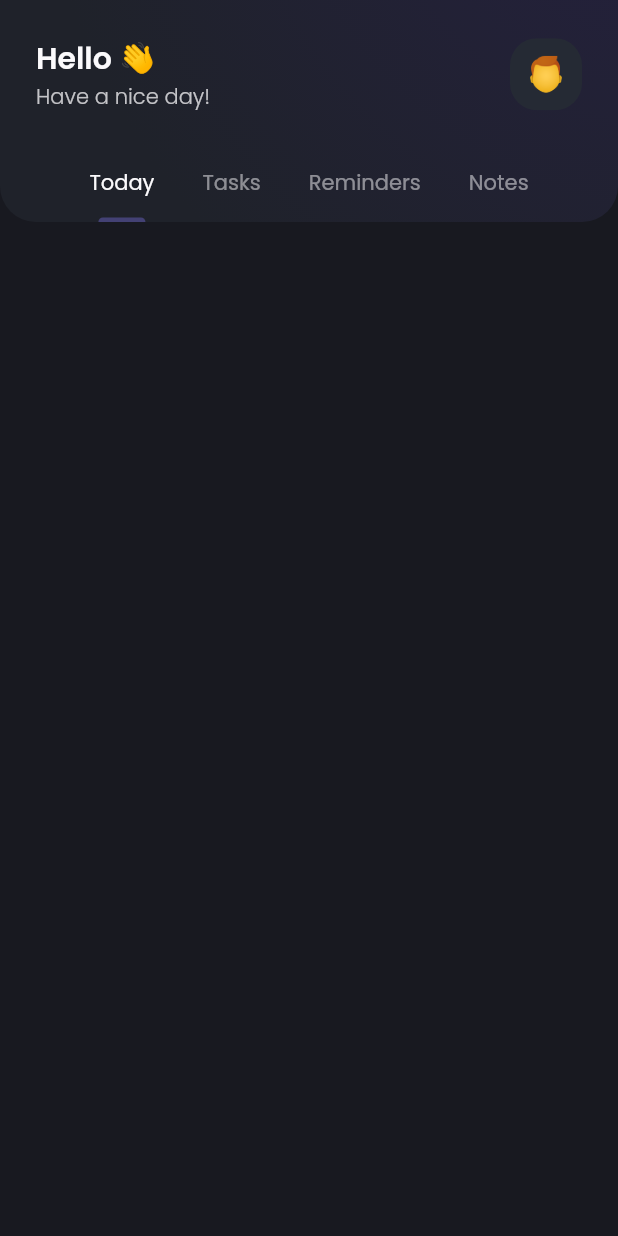
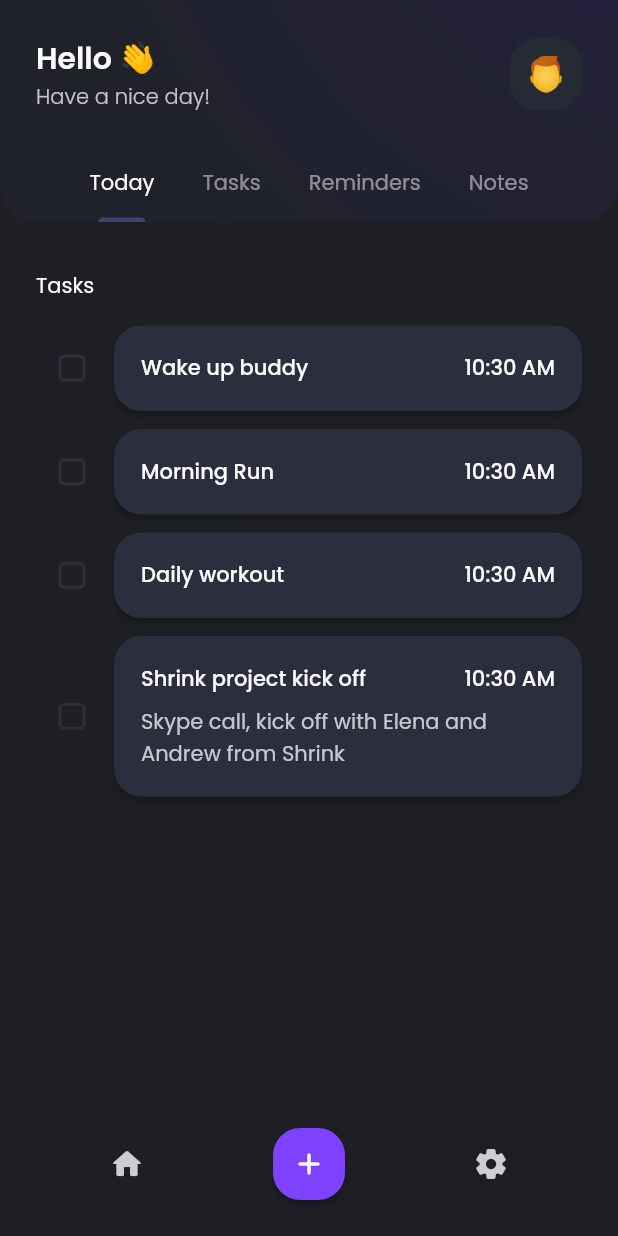
Before and after one commit to federicodesia/task_manager, a Flutter app: the screen it shows after launch, on a phone screen of 412 x 824 dp. Run offline on Flutter 3.47's test engine with Material 2 defaults, Android fonts, the phone set to English and light mode, and no system bars; statements that could not run were skipped.

Commit message:
Headers, Lists and TaskItems

```diff
--- /dev/null
+++ b/lib/components/list_header.dart
@@ -0,0 +1,24 @@
+import 'package:flutter/material.dart';
+import 'package:task_manager/constants.dart';
+
+class ListHeader extends StatelessWidget{
+
+  final String text;
+  ListHeader(this.text);
+
+  @override
+  Widget build(BuildContext context) {
+    return Padding(
+      padding: EdgeInsets.symmetric(vertical: 16.0),
+      child: Text(
+        text,
+        style: TextStyle(
+          fontSize: 14.0,
+          fontFamily: cDefaultFont,
+          fontWeight: FontWeight.w400,
+          color: cTextColor
+        ),
+      ),
+    );
+  }
+}
--- /dev/null
+++ b/lib/components/task_list_item.dart
@@ -0,0 +1,99 @@
+import 'package:flutter/material.dart';
+import 'package:task_manager/constants.dart';
+import 'package:task_manager/models/task.dart';
+import 'package:intl/intl.dart';
+
+class TaskListItem extends StatefulWidget{
+
+  final Task task;
+  TaskListItem(this.task);
+
+  @override
+  _TaskListItemState createState() => _TaskListItemState();
+}
+
+class _TaskListItemState extends State<TaskListItem>{
+
+  late bool _completed = widget.task.completed;
+
+  @override
+  Widget build(BuildContext context) {
+    return Row(
+      children: [
+        Theme(
+          data: ThemeData(
+            checkboxTheme: CheckboxThemeData(
+              shape: RoundedRectangleBorder(
+                borderRadius: BorderRadius.circular(4.0),
+              ),
+            ),
+            unselectedWidgetColor: Color(0xFF2C2F39)
+          ),
+          child: Checkbox(
+            value: _completed,
+            //fillColor: MaterialStateColor.resolveWith((states) => Color(0xFF7E41FF)),
+            onChanged: (bool? value) {
+              setState(() {
+                _completed = !_completed;
+              });
+            }
+          ),
+        ),
+
+        SizedBox(width: 4.0),
+
+        Expanded(
+          child: ElevatedButton(
+            onPressed: () {},
+            style: ElevatedButton.styleFrom(
+              primary: Color(0xFF2A2E3D),
+              padding: EdgeInsets.all(18.0),
+              shape: RoundedRectangleBorder(
+                borderRadius: BorderRadius.circular(18.0),
+              ),
+            ),
+            child: Column(
+              crossAxisAlignment: CrossAxisAlignment.start,
+              children: [
+                Row(
+                  crossAxisAlignment: CrossAxisAlignment.start,
+                  children: [
+                    Expanded(
+                      child: Text(
+                        widget.task.title,
+                        overflow: TextOverflow.ellipsis,
+                        maxLines: 2,
+                        style: cItemTitleStyle
+                      ),
+                    ),
+
+                    SizedBox(width: 12.0),
+
+                    Text(
+                      DateFormat('kk:mm a').format(widget.task.dateTime),
+                      style: cItemTitleStyle
+                    )
+                  ],
+                ),
+
+                // Description
+                Visibility(
+                  visible: widget.task.description != "",
+                  child: Padding(
+                    padding: EdgeInsets.only(top: 8.0),
+                    child: Text(
+                      widget.task.description,
+                      overflow: TextOverflow.ellipsis,
+                      maxLines: 3,
+                      style: cItemDescriptionStyle
+                    ),
+                  ),
+                ),
+              ],
+            ),
+          ),
+        )
+      ],
+    );
+  }
+}
--- a/lib/constants.dart
+++ b/lib/constants.dart
@@ -1,7 +1,7 @@
 import 'package:flutter/material.dart';
 
 const double cPadding = 24.0;
-Color cBackgroundColor = Color(0xFF181920);
+Color cBackgroundColor = Color(0xFF1E1F25);
 
 String cDefaultFont = "Poppins";
 Color cTextColor = Color(0xFFFBFAFC);
@@ -39,3 +39,19 @@ TextStyle cTabLabelStyle = TextStyle(
     fontFamily: cDefaultFont,
     fontWeight: FontWeight.w400,
 );
+
+// Items
+
+TextStyle cItemTitleStyle = TextStyle(
+  fontSize: 14.0,
+  fontFamily: cDefaultFont,
+  fontWeight: FontWeight.w500,
+  color: cTextColor
+);
+
+TextStyle cItemDescriptionStyle = TextStyle(
+  fontSize: 14.0,
+  fontFamily: cDefaultFont,
+  fontWeight: FontWeight.w400,
+  color: cTextColor.withOpacity(0.75)
+);
--- a/lib/main.dart
+++ b/lib/main.dart
@@ -2,6 +2,7 @@ import 'package:flutter/material.dart';
 import 'package:task_manager/models/tab.dart';
 import 'components/tab_indicator.dart';
 import 'constants.dart';
+import 'tabs/today_tab.dart';
 
 void main() {
   Paint.enableDithering = true;
@@ -25,7 +26,15 @@ class MyHomePage extends StatefulWidget {
 
 class _MyHomePageState extends State<MyHomePage> with TickerProviderStateMixin{
 
+  // Tabs
   late TabController tabController;
+
+  final List<MyTab> tabList = <MyTab>[
+    MyTab("Today", TodayTab()),
+    MyTab("Tasks", Container()),
+    MyTab("Reminders", Container()),
+    MyTab("Notes", Container()),
+  ];
 
   @override
   void initState() {
@@ -133,9 +142,55 @@ class _MyHomePageState extends State<MyHomePage> with TickerProviderStateMixin{
                 return tabList[index].content;
               })
             ),
+          ),
+
+          Container(
+            padding: EdgeInsets.all(24.0),
+            decoration: BoxDecoration(
+              //color: Color(0xFF202128),
+              borderRadius: BorderRadius.only(
+                topLeft: Radius.circular(24.0),
+                topRight: Radius.circular(24.0),
+              )
+            ),
+            child: Row(
+              mainAxisAlignment: MainAxisAlignment.spaceAround,
+              children: [
+                IconButton(
+                  icon: Icon(Icons.home_rounded),
+                  color: Color(0xFFCCCED2),
+                  onPressed: () {},
+                ),
+
+                // Add button
+                Container(
+                  constraints: BoxConstraints.tightFor(width: 48.0, height: 48),
+                  child: ElevatedButton(
+                    onPressed: () {},
+                    child: Icon(
+                      Icons.add_rounded,
+                      color: Colors.white,
+                    ),
+                    style: ElevatedButton.styleFrom(
+                      primary: Color(0xFF7E41FF),
+                      padding: EdgeInsets.all(10.0),
+                      shape: RoundedRectangleBorder(
+                        borderRadius: BorderRadius.circular(18.0),
+                      ),
+                    ),
+                  ),
+                ),
+
+                IconButton(
+                  icon: Icon(Icons.settings_rounded),
+                  color: Color(0xFFCCCED2),
+                  onPressed: () {},
+                )
+              ],
+            ),
           )
         ],
-      )
+      ),
     );
   }
 }
--- a/lib/models/tab.dart
+++ b/lib/models/tab.dart
@@ -6,10 +6,3 @@ class MyTab{
 
   MyTab(this.text, this.content);
 }
-
-final List<MyTab> tabList = <MyTab>[
-  MyTab("Today", Container()),
-  MyTab("Tasks", Container()),
-  MyTab("Reminders", Container()),
-  MyTab("Notes", Container()),
-];
--- /dev/null
+++ b/lib/models/task.dart
@@ -0,0 +1,15 @@
+import 'package:flutter/material.dart';
+
+class Task{
+  final String title;
+  final String description;
+  final DateTime dateTime;
+  final bool completed;
+
+  Task(
+    this.title,
+    this.description,
+    this.dateTime,
+    { this.completed = false }
+  );
+}
--- /dev/null
+++ b/lib/tabs/today_tab.dart
@@ -0,0 +1,80 @@
+import 'package:flutter/material.dart';
+import 'package:task_manager/components/list_header.dart';
+import 'package:task_manager/components/task_list_item.dart';
+import 'package:task_manager/constants.dart';
+import 'package:task_manager/models/task.dart';
+
+class TodayTab extends StatefulWidget{
+
+  @override
+  _TodayTabState createState() => _TodayTabState();
+}
+
+class _TodayTabState extends State<TodayTab>{
+  final List<Task> taskList = <Task>[
+    Task("Wake up buddy", "", DateTime.now()),
+    Task("Morning Run", "", DateTime.now()),
+    Task("Daily workout", "", DateTime.now()),
+    Task(
+      "Shrink project kick off",
+      "Skype call, kick off with Elena and Andrew from Shrink",
+      DateTime.now()
+    ),
+    Task(
+      "Hangouts Sushi",
+      "Lauch with Julia, fight this quarantine with humor",
+      DateTime.now(),
+      completed: true
+    ),
+  ];
+
+  List<Widget> widgetList = [];
+
+  bool isToday(DateTime dateTime){
+    return DateTime.now().difference(dateTime).inDays == 0;
+  }
+
+  @override
+  void initState() {
+
+    List<Task> tasks = taskList.where((task) => !task.completed && isToday(task.dateTime)).toList();
+    if(tasks.length > 0){
+      widgetList.add(ListHeader("Tasks"));
+
+      final GlobalKey<AnimatedListState> _listKey = GlobalKey<AnimatedListState>();
+      widgetList.add(
+        AnimatedList(
+          key: _listKey,
+          shrinkWrap: true,
+          physics: NeverScrollableScrollPhysics(),
+          initialItemCount: tasks.length,
+          itemBuilder: (context, index, animation){
+            return Padding(
+              padding: EdgeInsets.only(bottom: 12.0),
+              child: TaskListItem(tasks[index]),
+            );
+          },
+        )
+      );
+    }
+
+    super.initState();
+  }
+
+  @override
+  Widget build(BuildContext context) {
+    return SingleChildScrollView(
+      physics: BouncingScrollPhysics(),
+      child: Padding(
+        padding: EdgeInsets.symmetric(
+          vertical: 16.0,
+          horizontal: cPadding
+        ),
+        child: Column(
+          crossAxisAlignment: CrossAxisAlignment.start,
+          children: widgetList
+        ),
+      ),
+    );
+  }
+}
--- a/pubspec.yaml
+++ b/pubspec.yaml
@@ -23,6 +23,7 @@ environment:
 dependencies:
   flutter:
     sdk: flutter
+  intl: ^0.17.0
 
 
   # The following adds the Cupertino Icons font to your application.
```
Also changed, not shown: pubspec.lock.
